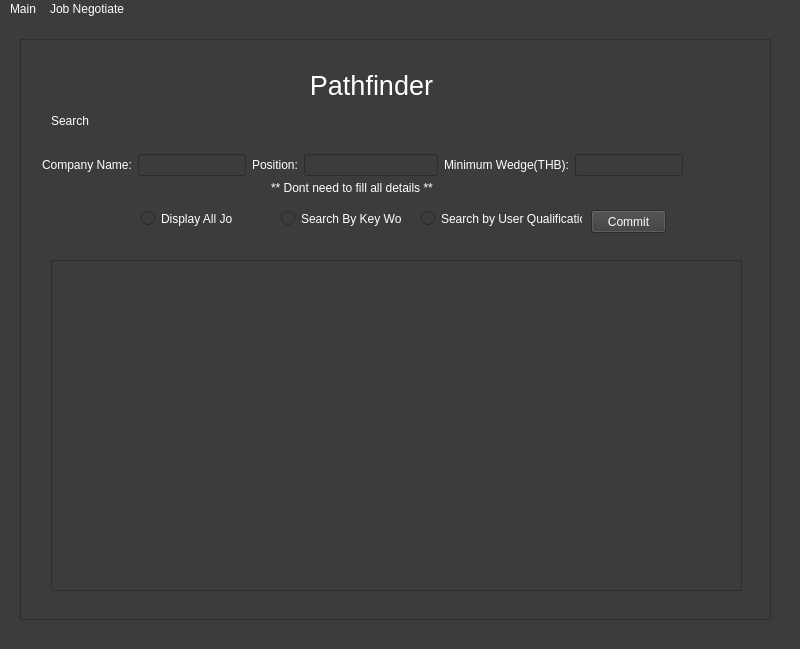
Before: the Qt Designer form ui_form/User_main_screen.ui in Sirawap/PathFinder-Project, drawn with Qt 5.
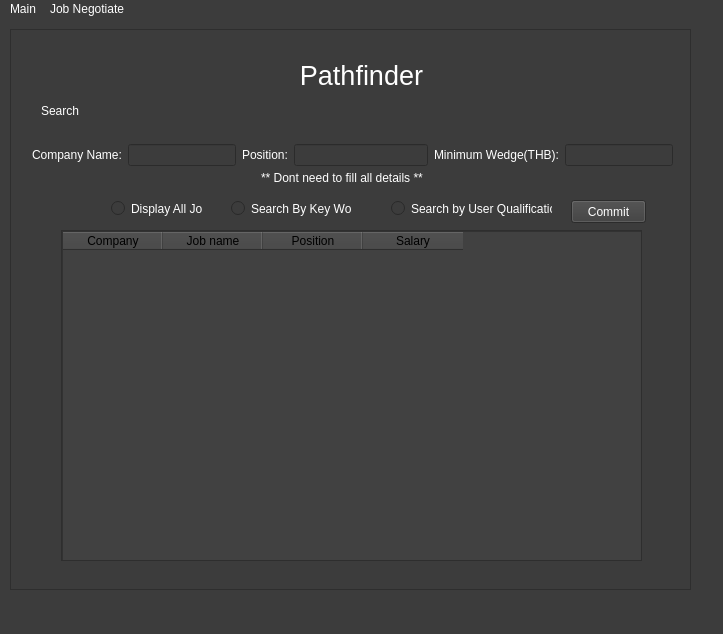
After: the same form once the commit is applied.

The edit to the form file:
```diff
--- a/ui_form/User_main_screen.ui
+++ b/ui_form/User_main_screen.ui
@@ -6,8 +6,8 @@
    <rect>
     <x>0</x>
     <y>0</y>
-    <width>800</width>
-    <height>649</height>
+    <width>723</width>
+    <height>634</height>
    </rect>
   </property>
   <property name="windowTitle">
@@ -36,10 +36,10 @@
    <widget class="QScrollArea" name="scrollArea">
     <property name="geometry">
      <rect>
-      <x>20</x>
-      <y>20</y>
-      <width>751</width>
-      <height>581</height>
+      <x>10</x>
+      <y>10</y>
+      <width>681</width>
+      <height>561</height>
      </rect>
     </property>
     <property name="styleSheet">
@@ -47,6 +47,11 @@
 	background-color: rgb(60,60,60);
 	font: &quot;Arial&quot;;
 	color: white;
+}
+QTableWidget{
+	background-color: rgb(60,60,60);
+	font: &quot;Arial&quot;;
+	color: black;
 }</string>
     </property>
     <property name="widgetResizable">
@@ -57,8 +62,8 @@
       <rect>
        <x>0</x>
        <y>0</y>
-       <width>749</width>
-       <height>579</height>
+       <width>679</width>
+       <height>559</height>
       </rect>
      </property>
      <widget class="QLabel" name="label">
@@ -85,7 +90,7 @@
      <widget class="QRadioButton" name="radioButton">
       <property name="geometry">
        <rect>
-        <x>120</x>
+        <x>100</x>
         <y>170</y>
         <width>91</width>
         <height>17</height>
@@ -98,7 +103,7 @@
      <widget class="QPushButton" name="pushButton">
       <property name="geometry">
        <rect>
-        <x>570</x>
+        <x>560</x>
         <y>170</y>
         <width>75</width>
         <height>23</height>
@@ -111,7 +116,7 @@
      <widget class="QRadioButton" name="radioButton_3">
       <property name="geometry">
        <rect>
-        <x>400</x>
+        <x>380</x>
         <y>170</y>
         <width>161</width>
         <height>17</height>
@@ -124,7 +129,7 @@
      <widget class="QRadioButton" name="radioButton_2">
       <property name="geometry">
        <rect>
-        <x>260</x>
+        <x>220</x>
         <y>170</y>
         <width>121</width>
         <height>17</height>
@@ -221,15 +226,78 @@
        <string>Search</string>
       </property>
      </widget>
-     <widget class="QTableView" name="tableView">
+     <widget class="QScrollArea" name="scrollArea_2">
       <property name="geometry">
        <rect>
-        <x>30</x>
-        <y>220</y>
-        <width>691</width>
+        <x>50</x>
+        <y>200</y>
+        <width>581</width>
         <height>331</height>
        </rect>
       </property>
+      <property name="widgetResizable">
+       <bool>true</bool>
+      </property>
+      <widget class="QWidget" name="scrollAreaWidgetContents_2">
+       <property name="geometry">
+        <rect>
+         <x>0</x>
+         <y>0</y>
+         <width>579</width>
+         <height>329</height>
+        </rect>
+       </property>
+       <widget class="QTableWidget" name="tableWidget">
+        <property name="geometry">
+         <rect>
+          <x>0</x>
+          <y>0</y>
+          <width>581</width>
+          <height>331</height>
+         </rect>
+        </property>
+        <property name="styleSheet">
+         <string notr="true">background-color: rgb(65,65,65);
+color: rgb(0,0,0);</string>
+        </property>
+        <column>
+         <property name="text">
+          <string>Company</string>
+         </property>
+         <property name="background">
+          <color>
+           <red>250</red>
+           <green>250</green>
+           <blue>250</blue>
+          </color>
+         </property>
+         <property name="foreground">
+          <brush brushstyle="SolidPattern">
+           <color alpha="255">
+            <red>0</red>
+            <green>0</green>
+            <blue>0</blue>
+           </color>
+          </brush>
+         </property>
+        </column>
+        <column>
+         <property name="text">
+          <string>Job name</string>
+         </property>
+        </column>
+        <column>
+         <property name="text">
+          <string>Position</string>
+         </property>
+        </column>
+        <column>
+         <property name="text">
+          <string>Salary</string>
+         </property>
+        </column>
+       </widget>
+      </widget>
      </widget>
     </widget>
    </widget>
@@ -239,8 +307,8 @@
     <rect>
      <x>0</x>
      <y>0</y>
-     <width>800</width>
-     <height>21</height>
+     <width>723</width>
+     <height>26</height>
     </rect>
    </property>
    <widget class="QMenu" name="menuMain">
```
